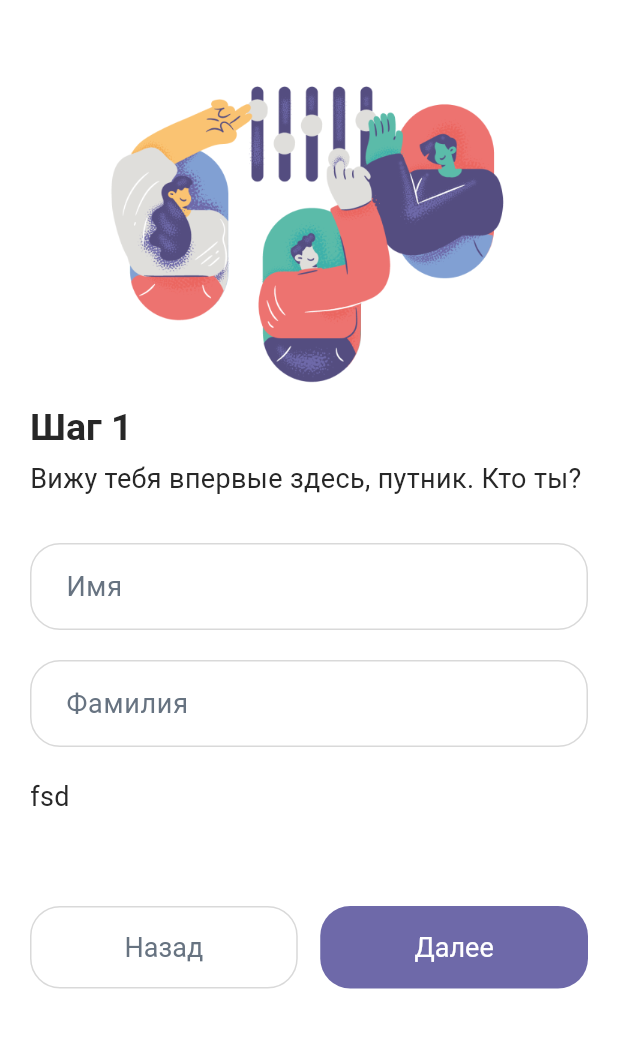
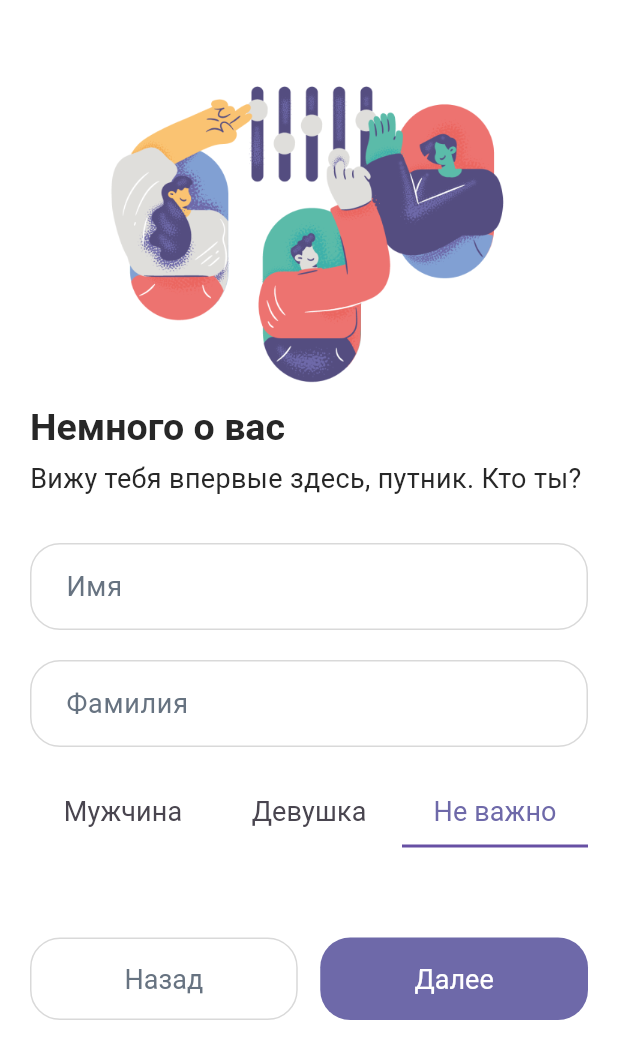
Before and after one commit to fearamid/cubik_club, a Flutter app: the screen it shows after launch, after a tap on "Создать аккаунт", on a phone screen of 412 x 824 dp. Shown: the top 1059 px of the screen. Run offline on Flutter 3.47's test engine with Material 3 defaults, Android fonts, the phone set to English and light mode, and no system bars; our stand-ins replace carousel_slider, expandable_page_view, flutter_secure_storage, iconsax_flutter, pin_code_fields, qr_flutter and 2 more; missing offline and left inert: mobile_scanner.

Commit message:
add registration part2

```diff
--- a/lib/domain/api_clients/api_client.dart
+++ b/lib/domain/api_clients/api_client.dart
@@ -3,7 +3,7 @@ import 'dart:io';
 
 class ApiClient {
   static const String _scheme = 'https';
-  static const String _host = 'fearamid-cubik-club-backend-6cd7.twc1.net';
+  static const String _host = 'fearamid-cubik-club-backend-f68c.twc1.net';
   static const String _baseApiPath = '/api';
 
   final _client = HttpClient();
--- a/lib/ui/common/components/single/password_text_field.dart
+++ b/lib/ui/common/components/single/password_text_field.dart
@@ -2,13 +2,19 @@ import 'package:cubik_club/utils/formatters/password_input_formatter.dart';
 import 'package:flutter/material.dart';
 import 'package:iconsax_flutter/iconsax_flutter.dart';
 
-class PasswordTextField<Type> extends StatefulWidget {
+class PasswordTextField extends StatefulWidget {
   final ValueChanged<String>? onChanged;
   final TextEditingController? controller;
+  final bool obscureText;
+  final bool obscureButton;
+  final String? label;
   const PasswordTextField({
     super.key,
     this.onChanged,
     this.controller,
+    this.obscureText = true,
+    this.obscureButton = true,
+    this.label,
   });
 
   @override
@@ -16,25 +22,39 @@ class PasswordTextField<Type> extends StatefulWidget {
 }
 
 class _PasswordTextFieldState extends State<PasswordTextField> {
-  bool isPasswordVisible = false;
+  late bool isPasswordVisible;
+
+  @override
+  void initState() {
+    isPasswordVisible = !widget.obscureText;
+    super.initState();
+  }
+
+  Widget? suffixButton() {
+    if (!widget.obscureButton) return null;
+
+    return IconButton(
+      icon: Icon(isPasswordVisible ? Iconsax.eye_copy : Iconsax.eye_slash_copy),
+      onPressed: () {
+        setState(() {
+          isPasswordVisible = !isPasswordVisible;
+        });
+      },
+    );
+  }
+
   @override
   Widget build(BuildContext context) {
     return TextField(
       controller: widget.controller,
       onChanged: widget.onChanged,
       obscureText: !isPasswordVisible,
-      inputFormatters: [PasswordInputFormatter()],
+      inputFormatters: [
+        PasswordInputFormatter(),
+      ],
       decoration: InputDecoration(
-        labelText: 'Пароль',
-        suffixIcon: IconButton(
-          icon: Icon(
-              isPasswordVisible ? Iconsax.eye_copy : Iconsax.eye_slash_copy),
-          onPressed: () {
-            setState(() {
-              isPasswordVisible = !isPasswordVisible;
-            });
-          },
-        ),
+        labelText: widget.label ?? 'Пароль',
+        suffixIcon: suffixButton(),
       ),
     );
   }
--- a/lib/ui/screens/registration/registration_screen.dart
+++ b/lib/ui/screens/registration/registration_screen.dart
@@ -2,9 +2,7 @@ import 'package:flutter/material.dart';
 import 'package:provider/provider.dart';
 
 import 'package:cubik_club/ui/screens/registration/widgets/step_one_page.dart';
-import 'package:cubik_club/ui/screens/registration/widgets/step_three_page.dart';
 import 'package:cubik_club/ui/screens/registration/widgets/step_two_page.dart';
-import 'package:cubik_club/ui/screens/registration/widgets/verification_page.dart';
 import 'package:cubik_club/ui/screens/registration/registration_view_model.dart';
 
 class RegistrationScreen extends StatelessWidget {
@@ -13,8 +11,7 @@ class RegistrationScreen extends StatelessWidget {
   @override
   Widget build(BuildContext context) {
     final viewModel = context.read<RegistrationViewModel>();
-    return Scaffold(
-      body: PageView(
+    return PageView(
       controller: viewModel.controller,
       onPageChanged: (index) => viewModel.updateCurrentPageIndex(index),
       physics: const NeverScrollableScrollPhysics(),
@@ -24,7 +21,6 @@ class RegistrationScreen extends StatelessWidget {
         // AccountCreateStepThreePage(),
         // AccountCreateVerificationPage(),
       ],
-      ),
     );
   }
 }
--- a/lib/ui/screens/registration/widgets/step_one_page.dart
+++ b/lib/ui/screens/registration/widgets/step_one_page.dart
@@ -1,3 +1,4 @@
+import 'package:cubik_club/domain/entities/user.dart';
 import 'package:cubik_club/ui/common/components/auth_page_template.dart';
 import 'package:cubik_club/ui/screens/registration/registration_view_model.dart';
 import 'package:cubik_club/ui/screens/registration/widgets/back_button.dart';
@@ -5,7 +6,6 @@ import 'package:cubik_club/utils/constants/colors.dart';
 import 'package:cubik_club/utils/constants/image_strings.dart';
 import 'package:cubik_club/utils/constants/texts.dart';
 import 'package:cubik_club/utils/formatters/cyrillic_only_input_formatter.dart';
-import 'package:flutter/cupertino.dart';
 
 import 'package:flutter/material.dart';
 import 'package:flutter/services.dart';
@@ -19,8 +19,9 @@ class StepOnePage extends StatelessWidget {
 
   @override
   Widget build(BuildContext context) {
-    return const SingleChildScrollView(
-      child: SafeArea(
+    return const Scaffold(
+      body: SafeArea(
+        child: SingleChildScrollView(
           child: AuthPageTemplate(
             image: CCImages.accountCreateStep1,
             title: CCTexts.accountCreateStep1Title,
@@ -28,12 +29,13 @@ class StepOnePage extends StatelessWidget {
             mainAction: _ContinueButton(),
             optionalAction: RegistrationBackButton(),
             body: [
-            _NameInputField(),
+              _NameTextField(),
               SizedBox(height: 20),
-            _SurnameInputField(),
+              _SurnameTextField(),
               SizedBox(height: 20),
               _GenderSwitch(),
             ],
+          ),
         ),
       ),
     );
@@ -41,13 +43,13 @@ class StepOnePage extends StatelessWidget {
 }
 
 class _ContinueButton extends StatelessWidget {
-  const _ContinueButton({super.key});
+  const _ContinueButton();
 
   @override
   Widget build(BuildContext context) {
     final viewModel = context.read<RegistrationViewModel>();
     return ElevatedButton(
-      onPressed: () => viewModel.onStepOneContinueButtonPressed(),
+      onPressed: () => viewModel.onContinueButtonPressed(context),
       child: ConstrainedBox(
         constraints: const BoxConstraints(minWidth: double.infinity),
         child: const Text("Далее", textAlign: TextAlign.center),
@@ -56,13 +58,14 @@ class _ContinueButton extends StatelessWidget {
   }
 }
 
-class _NameInputField extends StatelessWidget {
-  const _NameInputField({super.key});
+class _NameTextField extends StatelessWidget {
+  const _NameTextField();
 
   @override
   Widget build(BuildContext context) {
     final viewModel = context.read<RegistrationViewModel>();
     return TextField(
+      controller: viewModel.nameController,
       onChanged: (name) => viewModel.updateState(name: name),
       keyboardType: TextInputType.name,
       textCapitalization: TextCapitalization.words,
@@ -77,13 +80,14 @@ class _NameInputField extends StatelessWidget {
   }
 }
 
-class _SurnameInputField extends StatelessWidget {
-  const _SurnameInputField({super.key});
+class _SurnameTextField extends StatelessWidget {
+  const _SurnameTextField();
 
   @override
   Widget build(BuildContext context) {
     final viewModel = context.read<RegistrationViewModel>();
     return TextField(
+      controller: viewModel.surnameController,
       onChanged: (surname) => viewModel.updateState(surname: surname),
       keyboardType: TextInputType.name,
       textCapitalization: TextCapitalization.words,
@@ -98,16 +102,80 @@ class _SurnameInputField extends StatelessWidget {
   }
 }
 
-class _GenderSwitch extends StatelessWidget {
-  const _GenderSwitch({super.key});
+class _GenderSwitch extends StatefulWidget {
+  const _GenderSwitch();
+
+  @override
+  State<_GenderSwitch> createState() => _GenderSwitchState();
+}
+
+class _GenderSwitchState extends State<_GenderSwitch>
+    with TickerProviderStateMixin {
+  TabController? _tabController;
+
+  @override
+  void initState() {
+    super.initState();
+    final gender = context.read<RegistrationViewModel>().state.gender;
+    final int tabIndex;
+
+    switch (gender) {
+      case Genders.male:
+        tabIndex = 0;
+        break;
+      case Genders.female:
+        tabIndex = 1;
+        break;
+      default:
+        tabIndex = 2;
+        break;
+    }
+
+    _tabController =
+        TabController(length: 3, vsync: this, initialIndex: tabIndex);
+  }
+
+  @override
+  void dispose() {
+    _tabController?.dispose();
+    super.dispose();
+  }
 
   @override
   Widget build(BuildContext context) {
     final viewModel = context.read<RegistrationViewModel>();
-    final selectedValue = context.watch<RegistrationViewModel>().state.login;
-    return Column(
+
+    return Row(
+      mainAxisAlignment: MainAxisAlignment.spaceBetween,
       children: [
-        Text('fsd'),
+        Flexible(
+          child: TabBar(
+            onTap: viewModel.onGenderTabChanged,
+            controller: _tabController,
+            dividerHeight: 0,
+            labelPadding: EdgeInsets.zero,
+            // overlayColor: MaterialStateProperty.all(Colors.transparent),
+            labelStyle: const TextStyle(
+              fontSize: 18,
+              fontWeight: FontWeight.normal,
+              color: CCAppColors.primary,
+            ),
+            indicatorWeight: 1,
+            // indicator: BoxDecoration(
+            //   border: Border.all(
+            //     color: CCAppColors.lightHighlightBackground,
+            //     width: 1,
+            //   ),
+            //   borderRadius: const BorderRadius.all(Radius.circular(20)),
+            // ),
+            indicatorSize: TabBarIndicatorSize.tab,
+            tabs: const [
+              Tab(text: 'Мужчина'),
+              Tab(text: 'Девушка'),
+              Tab(text: 'Не важно'),
+            ],
+          ),
+        ),
       ],
     );
   }
--- a/lib/ui/screens/registration/widgets/step_three_page.dart
+++ b/lib/ui/screens/registration/widgets/step_three_page.dart
@@ -21,7 +21,7 @@ class StepThreePage extends StatelessWidget {
         title: CCTexts.accountCreateStep3Title,
         subtitle: CCTexts.accountCreateStep3SubTitle,
         mainAction: ElevatedButton(
-          onPressed: () => viewModel.onStepOneContinueButtonPressed(),
+          onPressed: () => viewModel.onContinueButtonPressed(context),
           child: ConstrainedBox(
             constraints: const BoxConstraints(minWidth: double.infinity),
             child: const Text("Далее", textAlign: TextAlign.center),
--- a/lib/ui/screens/registration/widgets/verification_page.dart
+++ b/lib/ui/screens/registration/widgets/verification_page.dart
@@ -15,13 +15,14 @@ class VerificationPage extends StatelessWidget {
   Widget build(BuildContext context) {
     final viewModel = context.read<RegistrationViewModel>();
     return SingleChildScrollView(
+      child: SafeArea(
         child: AuthPageTemplate(
           image: CCImages.accountCreateVerification,
           title: CCTexts.accountCreateVerificationTitle,
           // '${CCTexts.accountCreateVerificationSubTitle}\n${viewModel.state.phoneNumber}'
           subtitle: 'Any subtitle...',
           mainAction: ElevatedButton(
-          onPressed: () => viewModel.onStepOneContinueButtonPressed(),
+            onPressed: () => viewModel.onContinueButtonPressed(context),
             child: ConstrainedBox(
               constraints: const BoxConstraints(minWidth: double.infinity),
               child: const Text("Далее", textAlign: TextAlign.center),
@@ -71,6 +72,7 @@ class VerificationPage extends StatelessWidget {
             ),
           ],
         ),
+      ),
     );
   }
 }
--- a/lib/utils/constants/texts.dart
+++ b/lib/utils/constants/texts.dart
@@ -21,13 +21,13 @@ abstract class CCTexts {
       'Возвращайся на поля сражений и магии вместе с нашим клубом.';
 
   // Account Create
-  static const String accountCreateStep1Title = 'Шаг 1';
+  static const String accountCreateStep1Title = 'Немного о вас';
   static const String accountCreateStep1SubTitle =
       'Вижу тебя впервые здесь, путник. Кто ты?';
 
-  static const String accountCreateStep2Title = 'Шаг 2';
+  static const String accountCreateStep2Title = 'Только тсс...';
   static const String accountCreateStep2SubTitle =
-      'Об этом имени будут слагать легенды.';
+      'Никому не говори эти данные.';
   static const String accountCreateStep2Description =
       'Клубное имя является уникальным внутри нашего сообщества. В дальнейшем его изменение будет невозможно.';
 
```
Also changed, not shown: lib/ui/screens/registration/registration_view_model.dart (+100 -23 lines), lib/ui/screens/registration/widgets/step_two_page.dart (+67 -33 lines), lib/utils/formatters/login_input_formatter.dart (added, +12 -0 lines), lib/utils/formatters/password_input_formatter.dart (+3 -9 lines). Lines whose indentation alone changed are shown as unchanged.
